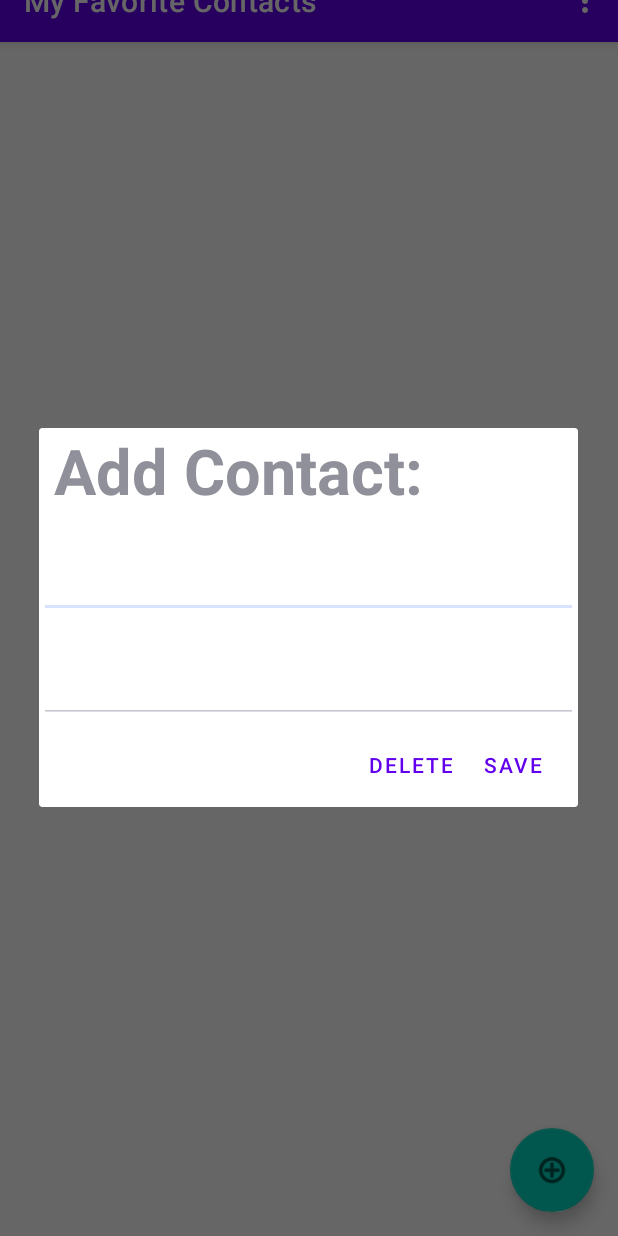
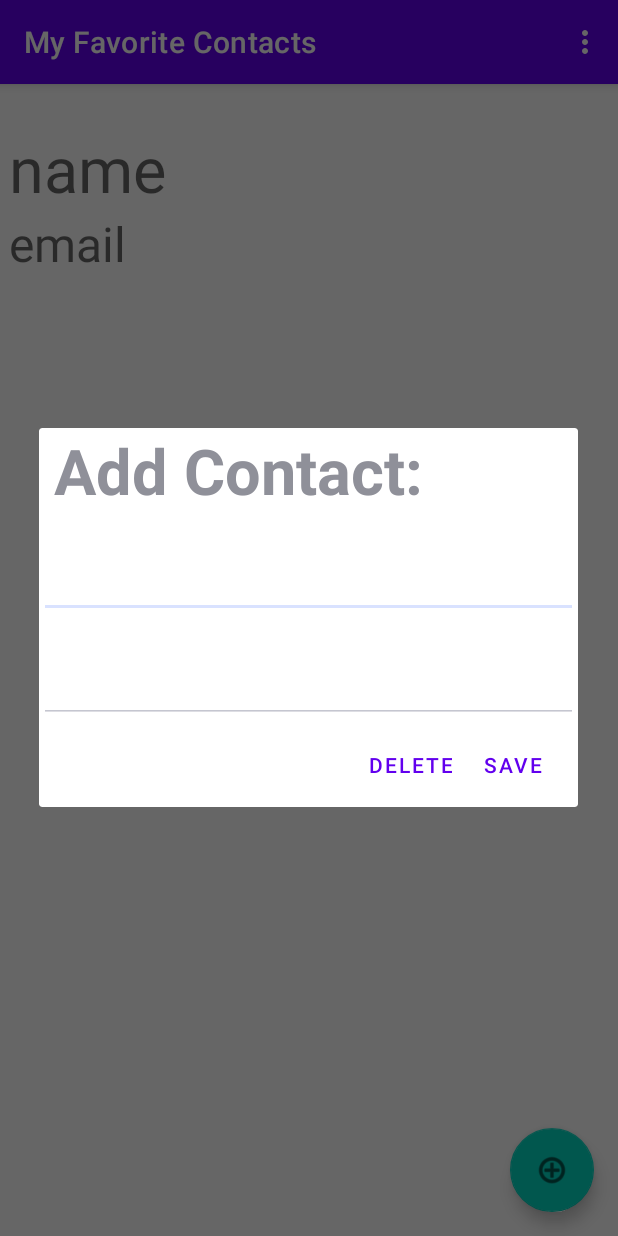
Before and after one commit to CoderBryGuy/Old_Skool_DB_Project, an Android app: the screen it shows after launch (MainActivity), after a tap on "SAVE", on a phone screen of 412 x 824 dp. Run offline under Robolectric (Android 15) with nearby library versions, the phone set to English and light mode, and no system bars; our stand-ins replace Room's generated code; 1 other tap on this screen came first.

```diff
--- a/app/build.gradle
+++ b/app/build.gradle
@@ -35,4 +35,8 @@ dependencies {
     testImplementation 'junit:junit:4.13.2'
     androidTestImplementation 'androidx.test.ext:junit:1.1.3'
     androidTestImplementation 'androidx.test.espresso:espresso-core:3.4.0'
+
+    def room_version = "2.4.3"
+    implementation "androidx.room:room-runtime:$room_version"
+    annotationProcessor "androidx.room:room-compiler:$room_version"
 }
--- a/app/src/main/java/com/company/old_skool_db_project/DataBaseHelper.java
+++ /dev/null
@@ -1,134 +0,0 @@
-package com.company.old_skool_db_project;
-
-import android.content.ContentValues;
-import android.content.Context;
-import android.database.Cursor;
-import android.database.sqlite.SQLiteDatabase;
-import android.database.sqlite.SQLiteOpenHelper;
-import android.provider.ContactsContract;
-import android.util.Log;
-import androidx.annotation.Nullable;
-import com.company.old_skool_db_project.db.entity.Contact;
-
-import java.util.ArrayList;
-
-public class DataBaseHelper extends SQLiteOpenHelper {
-
-    private static final String TAG = "DataBaseHelper";
-
-    private static final int DATABASE_VERSION = 1;
-    private static final String DATABASE_NAME = "contact_db";
-
-    public DataBaseHelper(@Nullable Context context) {
-        super(context, DATABASE_NAME, null, DATABASE_VERSION);
-        Log.d(TAG, "DataBaseHelper: created");
-    }
-
-    @Override
-    public void onCreate(SQLiteDatabase db) {
-        db.execSQL(Contact.CREATE_TABLE);
-        Log.d(TAG, "onCreate: started");
-
-    }
-
-    @Override
-    public void onUpgrade(SQLiteDatabase db, int oldVersion, int newVersion) {
-        Log.d(TAG, "onUpgrade: started");
-        db.execSQL("DROP TABLE IF EXISTS " + Contact.TABLE_NAME);
-        onCreate(db);
-    }
-
-    //insert data into db
-    public long insertContact(String name, String email) {
-        Log.d(TAG, "insertContact: started");
-        SQLiteDatabase db = this.getWritableDatabase();
-        ContentValues values = new ContentValues();
-        values.put(Contact.COLUMN_NAME, name);
-        values.put(Contact.COLUMN_EMAIL, email);
-        long id = db.insert(Contact.TABLE_NAME, null, values);
-        db.close();
-        return id;
-    }
-
-    //getting contact from db
-    public Contact getContact(long id) {
-        Log.d(TAG, "getContact: started");
-        SQLiteDatabase db = this.getWritableDatabase();
-        Cursor cursor = db.query(Contact.TABLE_NAME,
-                new String[]{
-                        Contact.COLUMN_ID,
-                        Contact.COLUMN_NAME,
-                        Contact.COLUMN_EMAIL},
-                Contact.COLUMN_ID + "=?",
-                new String[]{
-                        String.valueOf(id)},
-                null,
-                null,
-                null,
-                null);
-
-        if (cursor != null) {
-            cursor.moveToFirst();
-        }
-
-        Contact contact = new Contact(
-                cursor.getInt(cursor.getColumnIndexOrThrow(Contact.COLUMN_ID)),
-                cursor.getString(cursor.getColumnIndexOrThrow(Contact.COLUMN_NAME)),
-                cursor.getString(cursor.getColumnIndexOrThrow(Contact.COLUMN_EMAIL))
-
-        );
-
-        cursor.close();
-        return contact;
-    }
-
-    //get all contacts
-    public ArrayList<Contact> getAllContacts() {
-        Log.d(TAG, "getAllContacts: started");
-        String selectQuery = "SELECT * FROM " + Contact.TABLE_NAME + " ORDER BY " + Contact.COLUMN_ID + " DESC";
-        SQLiteDatabase db = this.getWritableDatabase();
-        Cursor cursor = db.rawQuery(selectQuery, null);
-
-        ArrayList<Contact> contactsList = new ArrayList<>();
-        if (cursor.moveToFirst()) {
-            do {
-                Contact contact = new Contact();
-                       contact.setId(cursor.getInt(cursor.getColumnIndexOrThrow(Contact.COLUMN_ID)));
-                       contact.setName(cursor.getString(cursor.getColumnIndexOrThrow(Contact.COLUMN_NAME)));
-                        contact.setEmail(cursor.getString(cursor.getColumnIndexOrThrow(Contact.COLUMN_EMAIL)));
-
-                contactsList.add(contact);
-            }while(cursor.moveToNext());
-        }
-
-        cursor.close();
-        return contactsList;
-    }
-
-    //update contact
-    public long updateContact(Contact contact){
-        Log.d(TAG, "updateContact: started");
-        SQLiteDatabase db = this.getWritableDatabase();
-        ContentValues values = new ContentValues();
-        values.put(Contact.COLUMN_NAME, contact.getName());
-        values.put(Contact.COLUMN_EMAIL, contact.getEmail());
-
-        return db.update(Contact.TABLE_NAME, values, Contact.COLUMN_ID + " = ?",
-                new String[]{String.valueOf(contact.getId())});
-
-    }
-
-    //delete contact
-    public void deleteContact(Contact contact){
-        Log.d(TAG, "deleteContact: started");
-        SQLiteDatabase db = this.getWritableDatabase();
-        int id = db.delete(Contact.TABLE_NAME, Contact.COLUMN_ID + " = ? ", new String[]{String.valueOf(contact.getId())});
-        Log.d(TAG, "deleteContact: deleted contact.id = " + id);
-        db.close();
-    }
-
-
-
-
-
-}
--- a/app/src/main/java/com/company/old_skool_db_project/MainActivity.java
+++ b/app/src/main/java/com/company/old_skool_db_project/MainActivity.java
@@ -18,8 +18,11 @@ import androidx.appcompat.widget.Toolbar;
 import androidx.recyclerview.widget.DefaultItemAnimator;
 import androidx.recyclerview.widget.LinearLayoutManager;
 import androidx.recyclerview.widget.RecyclerView;
+import androidx.room.Room;
 import com.company.old_skool_db_project.adapter.ContactsAdapter;
 import com.company.old_skool_db_project.db.entity.Contact;
+import com.company.old_skool_db_project.db.entity.ContactsAppDatabase;
+
 import com.google.android.material.floatingactionbutton.FloatingActionButton;
 
 import java.util.ArrayList;
@@ -34,9 +37,10 @@ public class MainActivity extends AppCompatActivity implements ContactsAdapter.A
 
     //variables
     private ContactsAdapter mContactsAdapter;
-    private ArrayList<Contact> mContactArrayList = new ArrayList<>();
+    private final ArrayList<Contact> mContactArrayList = new ArrayList<>();
     private RecyclerView mRecyclerView;
-    private DataBaseHelper mDataBaseHelper;
+    //    private DataBaseHelper_OldSkool mDataBaseHelper;
+    private ContactsAppDatabase mContactsAppDatabase;
 
     @Override
     protected void onCreate(Bundle savedInstanceState) {
@@ -45,16 +49,24 @@ public class MainActivity extends AppCompatActivity implements ContactsAdapter.A
         Log.d(TAG, "onCreate: started");
 
         //Toolbar
-        Toolbar toolbar = (Toolbar) findViewById(R.id.toolbar);
+        Toolbar toolbar = findViewById(R.id.toolbar);
         setSupportActionBar(toolbar);
         Objects.requireNonNull(getSupportActionBar()).setTitle("My Favorite Contacts");
 
         //RecyclerView
         mRecyclerView = findViewById(R.id.recyclerViewContacts);
-        mDataBaseHelper = new DataBaseHelper(this);
+//        mDataBaseHelper = new DataBaseHelper_OldSkool(this);
 
-        //Contacts list
-        mContactArrayList.addAll(mDataBaseHelper.getAllContacts());
+        //Database
+        mContactsAppDatabase = Room.databaseBuilder(
+                        getApplicationContext(),
+                        ContactsAppDatabase.class,
+                        "ContactDB")
+                .allowMainThreadQueries()
+                .build();
+
+        //display all contacts list
+        mContactArrayList.addAll(mContactsAppDatabase.getContactDAO().getContacts());
         mContactsAdapter = new ContactsAdapter(this, mContactArrayList, this);
         RecyclerView.LayoutManager layoutManager = new LinearLayoutManager(getApplicationContext());
         mRecyclerView.setLayoutManager(layoutManager);
@@ -62,7 +74,7 @@ public class MainActivity extends AppCompatActivity implements ContactsAdapter.A
         mRecyclerView.setAdapter(mContactsAdapter);
 
         //fab
-        FloatingActionButton mFab = (FloatingActionButton) findViewById(R.id.fab);
+        FloatingActionButton mFab = findViewById(R.id.fab);
         mFab.setOnClickListener(new View.OnClickListener() {
             @Override
             public void onClick(View view) {
@@ -134,7 +146,7 @@ public class MainActivity extends AppCompatActivity implements ContactsAdapter.A
                 if (isUpdating && contact != null) {
                     UpdateContact(contactName.getText().toString(), contactEmail.getText().toString(), position);
 
-                }else{
+                } else {
                     createContact(contactName.getText().toString(), contactEmail.getText().toString());
                 }
             }
@@ -144,9 +156,13 @@ public class MainActivity extends AppCompatActivity implements ContactsAdapter.A
 
     private void createContact(String contactName, String contactEmail) {
         Log.d(TAG, "createContact: started");
-        long id = mDataBaseHelper.insertContact(contactName, contactEmail);
-        Contact contact = mDataBaseHelper.getContact(id);
-        if(contact != null){
+//        long id = mDataBaseHelper.insertContact(contactName, contactEmail);
+        //        Contact contact = mDataBaseHelper.getContact(id);
+
+
+        long id = mContactsAppDatabase.getContactDAO().addContact(new Contact(0, contactName, contactEmail));
+        Contact contact = mContactsAppDatabase.getContactDAO().getContact(id);
+        if (contact != null) {
             mContactArrayList.add(0, contact);
             mContactsAdapter.notifyDataSetChanged();
         }
@@ -159,7 +175,8 @@ public class MainActivity extends AppCompatActivity implements ContactsAdapter.A
         Contact contact = mContactArrayList.get(position);
         contact.setName(contactName);
         contact.setEmail(contactEmail);
-        mDataBaseHelper.updateContact(contact);
+//        mDataBaseHelper.updateContact(contact);
+        mContactsAppDatabase.getContactDAO().updateContact(contact);
         mContactArrayList.set(position, contact);
         mContactsAdapter.notifyDataSetChanged();
         Log.d(TAG, "UpdateContact: contact updated id = " + contact.getId() + " name = " + contact.getName());
@@ -169,7 +186,8 @@ public class MainActivity extends AppCompatActivity implements ContactsAdapter.A
     private void DeleteContact(Contact contact, int position) {
         Log.d(TAG, "DeleteContact: started");
         Contact contact1 = mContactArrayList.remove(position);
-        mDataBaseHelper.deleteContact(contact);
+//        mDataBaseHelper.deleteContact(contact);
+        mContactsAppDatabase.getContactDAO().deleteContact(contact);
         mContactsAdapter.notifyDataSetChanged();
         if (contact1 != null) {
             Log.d(TAG, "DeleteContact: contact deleted = " + contact1.getName());
@@ -190,7 +208,7 @@ public class MainActivity extends AppCompatActivity implements ContactsAdapter.A
 
 
         int id = item.getItemId();
-        if(id == R.id.action_settings){
+        if (id == R.id.action_settings) {
             return true;
         }
 
@@ -198,9 +216,4 @@ public class MainActivity extends AppCompatActivity implements ContactsAdapter.A
         return super.onOptionsItemSelected(item);
     }
 
-    //
-//    @Override
-//    public void onPointerCaptureChanged(boolean hasCapture) {
-//        super.onPointerCaptureChanged(hasCapture);
-//    }
 }
--- a/app/src/main/java/com/company/old_skool_db_project/adapter/ContactsAdapter.java
+++ b/app/src/main/java/com/company/old_skool_db_project/adapter/ContactsAdapter.java
@@ -17,8 +17,8 @@ public class ContactsAdapter extends RecyclerView.Adapter<ContactsAdapter.MyView
 
     //1. variables
 
-    private Context mContext;
-    private ArrayList<Contact> mContacts;
+    private final Context mContext;
+    private final ArrayList<Contact> mContacts;
 //    private MainActivity mMainActivity;
 
     public interface AlterContacts{
--- a/app/src/main/java/com/company/old_skool_db_project/db/entity/Contact.java
+++ b/app/src/main/java/com/company/old_skool_db_project/db/entity/Contact.java
@@ -1,23 +1,36 @@
 package com.company.old_skool_db_project.db.entity;
 
 import android.util.Log;
+import androidx.room.ColumnInfo;
+import androidx.room.Entity;
+import androidx.room.Ignore;
+import androidx.room.PrimaryKey;
 
+
+@Entity(tableName = "contacts")
 public class Contact {
 
     private static final String TAG = "Contact";
 
     // constants for database
-    public static final String TABLE_NAME = "contacts";
-    public static final String COLUMN_ID = "contact_id";
-    public static final String COLUMN_EMAIL = "contact_email";
-    public static final String COLUMN_NAME = "contact_name";
+//    public static final String TABLE_NAME = "contacts";
+//    public static final String COLUMN_ID = "contact_id";
+//    public static final String COLUMN_EMAIL = "contact_email";
+//    public static final String COLUMN_NAME = "contact_name";
 
     //variables
+    @ColumnInfo(name = "contact_name")
     private String name;
+
+    @ColumnInfo(name = "contact_email")
     private String email;
+
+    @ColumnInfo(name = "contact_id")
+    @PrimaryKey(autoGenerate = true)
     private int id;
 
     //constructors
+    @Ignore
     public Contact() {
         Log.d(TAG, "Contact: created");
     }
@@ -57,10 +70,10 @@ public class Contact {
     }
 
     //SQL Query  : Creating the table
-    public static final String CREATE_TABLE =
-            "CREATE TABLE " + TABLE_NAME + "("
-            + COLUMN_ID + "INTEGER PRIMARY KEY AUTOINCREMENT,"
-            + COLUMN_NAME + " TEXT ,"
-            + COLUMN_EMAIL + " DATETIME DEFAULT CURRENT_TIMESTAMP"
-            + ")";
+//    public static final String CREATE_TABLE =
+//            "CREATE TABLE " + TABLE_NAME + "("
+//            + COLUMN_ID + " INTEGER PRIMARY KEY AUTOINCREMENT,"
+//            + COLUMN_NAME + " TEXT ,"
+//            + COLUMN_EMAIL + " DATETIME DEFAULT CURRENT_TIMESTAMP"
+//            + ")";
 }
--- /dev/null
+++ b/app/src/main/java/com/company/old_skool_db_project/db/entity/Contact_DAO.java
@@ -0,0 +1,24 @@
+package com.company.old_skool_db_project.db.entity;
+
+import androidx.room.*;
+
+import java.util.List;
+
+@Dao
+public interface Contact_DAO {
+
+    @Insert
+    long addContact(Contact contact);
+
+    @Update
+    void updateContact(Contact contact);
+
+    @Delete
+    void deleteContact(Contact contact);
+
+    @Query("select * from contacts")
+    List<Contact> getContacts();
+
+    @Query("select * from contacts where contact_id ==:contactId")
+    Contact getContact(long contactId);
+}
--- /dev/null
+++ b/app/src/main/java/com/company/old_skool_db_project/db/entity/ContactsAppDatabase.java
@@ -0,0 +1,11 @@
+package com.company.old_skool_db_project.db.entity;
+
+
+import androidx.room.Database;
+import androidx.room.RoomDatabase;
+
+@Database(entities = {Contact.class}, version = 1)
+public abstract class ContactsAppDatabase extends RoomDatabase {
+    //linking the DAO with our database
+    public abstract Contact_DAO getContactDAO();
+}
--- a/app/src/main/res/layout/activity_main.xml
+++ b/app/src/main/res/layout/activity_main.xml
@@ -8,25 +8,27 @@
         tools:context=".MainActivity">
 
     <com.google.android.material.appbar.AppBarLayout android:layout_width="0dp"
-                                                     android:layout_height="wrap_content" android:id="@+id/appBarLayout"
+                                                     android:layout_height="56dp" android:id="@+id/appBarLayout"
                                                      app:layout_constraintEnd_toEndOf="parent"
-                                                     app:layout_constraintBottom_toTopOf="parent"
-                                                     app:layout_constraintTop_toTopOf="parent"
                                                      app:layout_constraintStart_toStartOf="parent"
-    android:theme="@style/AppTheme.AppBarOverlay">
+                                                     android:theme="@style/AppTheme.AppBarOverlay"
+                                                     app:layout_constraintTop_toTopOf="parent">
 
-        <androidx.appcompat.widget.Toolbar android:layout_width="match_parent" android:layout_height="?attr/actionBarSize"
-        android:background="@color/design_default_color_primary" android:id="@+id/toolbar"
-        app:popupTheme="@style/AppTheme.PopupOverlay"/>
+        <androidx.appcompat.widget.Toolbar android:layout_width="match_parent"
+                                           android:layout_height="?attr/actionBarSize"
+                                           android:background="@color/design_default_color_primary"
+                                           android:id="@+id/toolbar"
+                                           app:popupTheme="@style/AppTheme.PopupOverlay"/>
 
 
     </com.google.android.material.appbar.AppBarLayout>
 
     <include layout="@layout/content_main"
              android:id="@+id/include"
-             app:layout_constraintEnd_toEndOf="parent" app:layout_constraintStart_toStartOf="parent"
-             app:layout_constraintBottom_toBottomOf="parent" android:layout_height="0dp"
-             android:layout_width="400dp" app:layout_constraintTop_toBottomOf="@+id/appBarLayout"/>
+             app:layout_constraintEnd_toEndOf="parent"
+             android:layout_height="0dp"
+             android:layout_width="400dp" app:layout_constraintTop_toBottomOf="@+id/appBarLayout"
+             app:layout_constraintBottom_toBottomOf="parent" app:layout_constraintStart_toStartOf="parent"/>
 
     <com.google.android.material.floatingactionbutton.FloatingActionButton android:layout_width="wrap_content"
                                                                            android:layout_height="wrap_content"
```
Also changed, not shown: app/src/main/java/com/company/old_skool_db_project/MainActivity_OldSkool.java (added, +211 -0 lines), app/src/main/java/com/company/old_skool_db_project/db/entity/Contact_OldSkool.java (added, +67 -0 lines), app/src/main/java/com/company/old_skool_db_project/db/entity/DataBaseHelper_OldSkool.java (added, +133 -0 lines).
